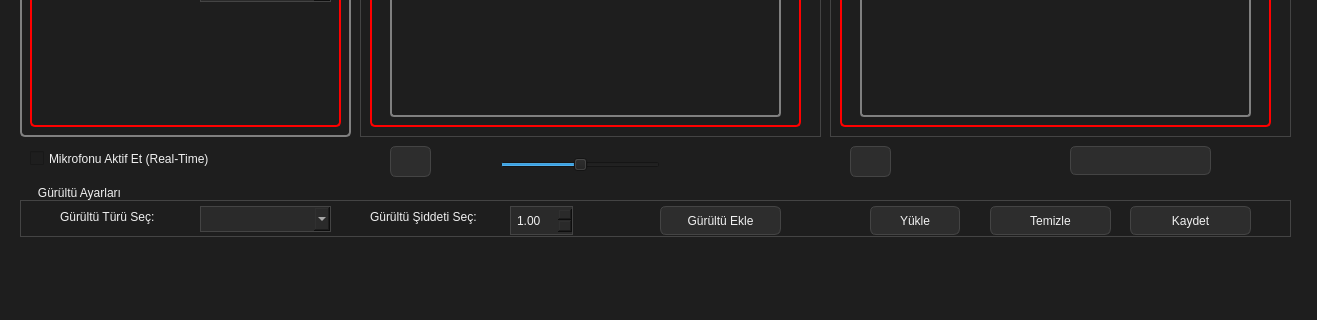
BurakEvci/DSP_Studio, file mainwindow.ui: the form before one commit; both pictures show x 0 to 1317 and y 554 to 874 of the 1317 by 874 pixel window.
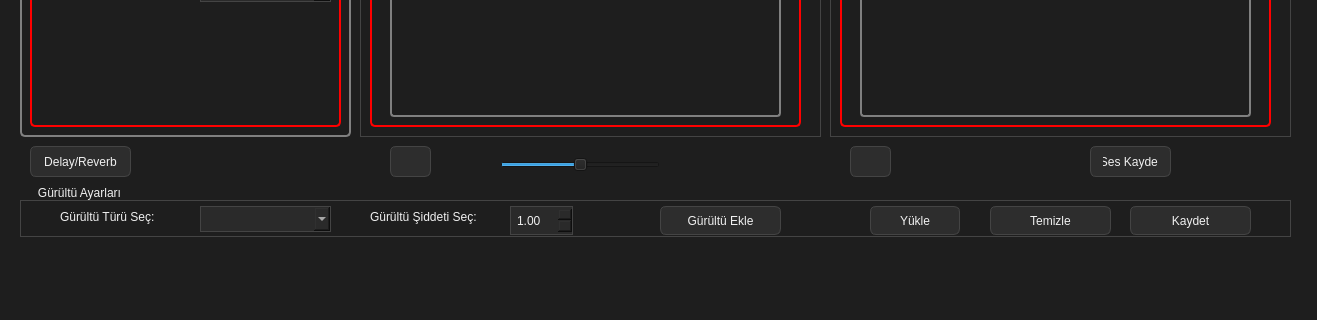
The form after the commit. Icons and pictures are not drawn. Custom widgets are drawn as their Qt base class.

Commit message: feat: Add Feedback Delay (Reverb) effect and time-domain processing

The edit to the form file:
```diff
--- a/mainwindow.ui
+++ b/mainwindow.ui
@@ -1135,38 +1135,38 @@
      <enum>Qt::Orientation::Horizontal</enum>
     </property>
    </widget>
-   <widget class="QCheckBox" name="chkRealTime">
-    <property name="geometry">
-     <rect>
-      <x>30</x>
-      <y>700</y>
-      <width>191</width>
-      <height>25</height>
-     </rect>
-    </property>
-    <property name="text">
-     <string>Mikrofonu Aktif Et (Real-Time)</string>
-    </property>
-   </widget>
    <widget class="QPushButton" name="btnRecord">
     <property name="geometry">
      <rect>
-      <x>1070</x>
+      <x>1090</x>
       <y>700</y>
-      <width>141</width>
-      <height>29</height>
+      <width>81</width>
+      <height>31</height>
      </rect>
     </property>
     <property name="styleSheet">
      <string notr="true"/>
     </property>
     <property name="text">
-     <string/>
+     <string>Ses Kaydet</string>
     </property>
     <property name="checkable">
      <bool>true</bool>
     </property>
    </widget>
+   <widget class="QPushButton" name="btnReverb">
+    <property name="geometry">
+     <rect>
+      <x>30</x>
+      <y>700</y>
+      <width>101</width>
+      <height>31</height>
+     </rect>
+    </property>
+    <property name="text">
+     <string>Delay/Reverb</string>
+    </property>
+   </widget>
   </widget>
   <widget class="QMenuBar" name="menubar">
    <property name="geometry">
```
The commit also changes 13 other files.
